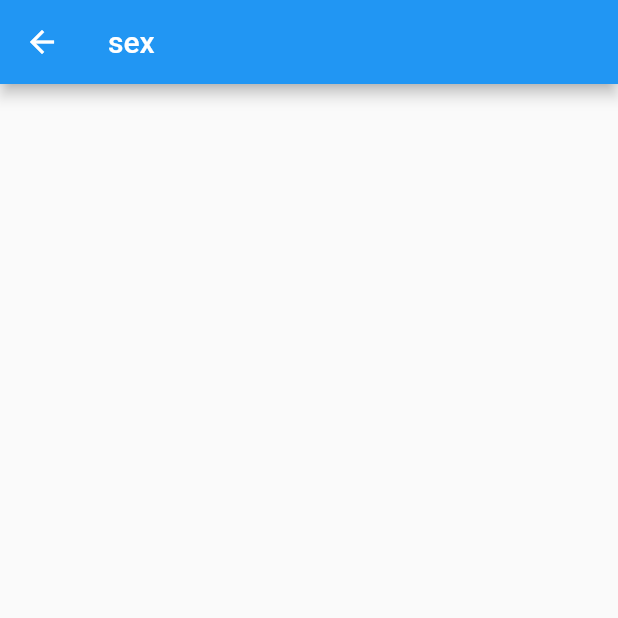
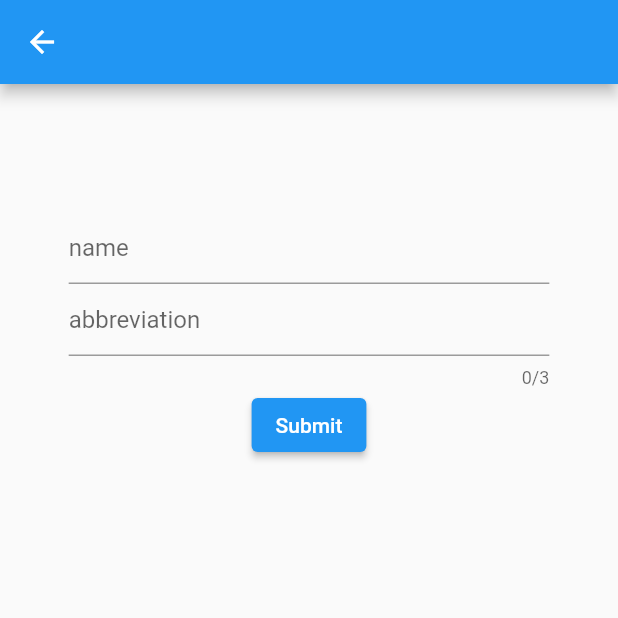
Before and after one commit to frugy-gtu/manage, a Flutter app: the screen it shows after launch, after a tap on the "add circle" icon, on a phone screen of 412 x 824 dp, the top half of it. Run offline on Flutter 3.47's test engine with Material 2 defaults, Android fonts, the phone set to English and light mode, and no system bars; our stand-ins replace hive, hive_flutter; accounts and stored records are empty; generated files the repository leaves out were written again; statements that could not run were skipped.

Commit message:
Add team create screen

```diff
--- a/app/manage/lib/core/router/manage_router_delegate.dart
+++ b/app/manage/lib/core/router/manage_router_delegate.dart
@@ -2,6 +2,7 @@ import 'package:flutter/material.dart';
 import 'package:manage/core/router/manage_route.dart';
 import 'package:manage/core/router/manage_route_path.dart';
 import 'package:manage/core/router/manage_route_state.dart';
+import 'package:manage/core/screens/team_create_screen.dart';
 import 'package:manage/core/screens/teams_screen.dart';
 import 'package:manage/core/team.dart';
 
@@ -71,11 +72,7 @@ class ManageRouterDelegate extends RouterDelegate<ManageRoutePath>
       pages.add(
         MaterialPage(
           key: ValueKey('TeamCreatePage'),
-          child: Scaffold(
-            appBar: AppBar(
-              title: Text('sex'),
-            )
-          )
+          child: TeamCreateScreen(),
         )
       );
     }
--- /dev/null
+++ b/app/manage/lib/core/screens/team_create_screen.dart
@@ -0,0 +1,63 @@
+import 'package:flutter/material.dart';
+import 'package:manage/core/models/team/team_create_validation.dart';
+import 'package:provider/provider.dart';
+
+class TeamCreateScreen extends StatelessWidget {
+  @override
+  Widget build(BuildContext context) {
+    return Scaffold(
+      appBar: AppBar(),
+      body: Center(
+        child: LayoutBuilder(
+          builder: (context, constraints) => Padding(
+            padding: EdgeInsets.symmetric(
+              vertical: constraints.maxHeight / 9,
+              horizontal: constraints.maxWidth / 9,
+            ),
+            child: ChangeNotifierProvider(
+                create: (_) => TeamCreateValidation(), child: TeamForm()),
+          ),
+        ),
+      ),
+    );
+  }
+}
+
+class TeamForm extends StatefulWidget {
+  @override
+  _TeamFormState createState() => _TeamFormState();
+}
+
+class _TeamFormState extends State<TeamForm> {
+  @override
+  Widget build(BuildContext context) {
+    return Consumer<TeamCreateValidation>(
+      builder: (context, validationService, child) => Column(children: [
+        TextField(
+          decoration: InputDecoration(
+            hintText: 'name',
+            errorText: validationService.name.error,
+          ),
+          onChanged: (value) {
+            validationService.updateName(value);
+          },
+        ),
+        TextField(
+            decoration: InputDecoration(
+              hintText: 'abbreviation',
+              errorText: validationService.abbrv.error,
+            ),
+            maxLength: 3,
+            textCapitalization: TextCapitalization.characters,
+            onChanged: (value) {
+              validationService.updateAbbrv(value);
+            }),
+        child
+      ]),
+      child: ElevatedButton(
+        onPressed: () {},
+        child: Text('Submit'),
+      ),
+    );
+  }
+}
```
